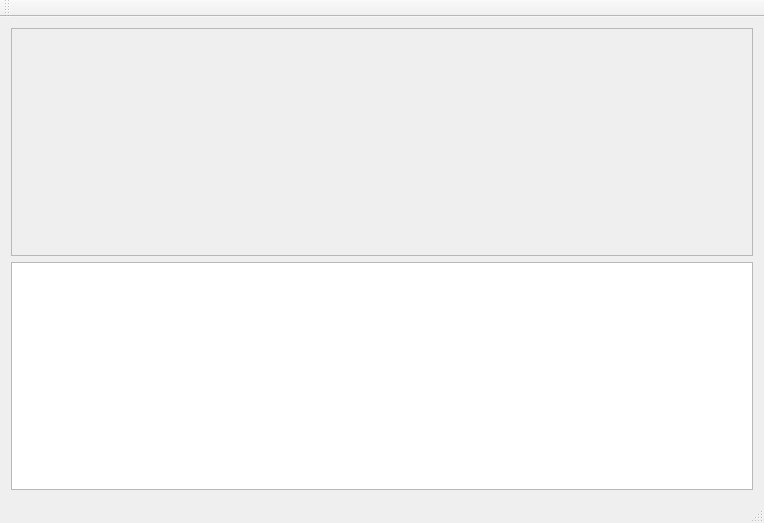
The window that mainwindow.ui (sim82/Assetbrowser) describes before a commit, drawn with Qt 5.
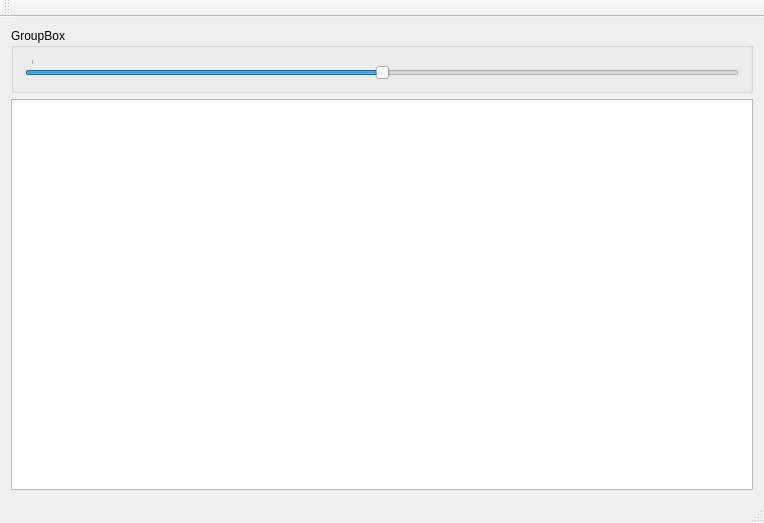
The same window after the commit.

The edit to the form file:
```diff
--- a/mainwindow.ui
+++ b/mainwindow.ui
@@ -15,35 +15,49 @@
   </property>
   <widget class="QWidget" name="centralWidget">
    <layout class="QGridLayout" name="gridLayout">
+    <item row="1" column="0">
+     <widget class="QListView" name="listView"/>
+    </item>
     <item row="0" column="0">
-     <widget class="QScrollArea" name="scrollArea">
-      <property name="enabled">
-       <bool>true</bool>
+     <widget class="QGroupBox" name="groupBox">
+      <property name="title">
+       <string>GroupBox</string>
       </property>
-      <property name="widgetResizable">
-       <bool>true</bool>
-      </property>
-      <widget class="QWidget" name="scrollAreaWidgetContents">
-       <property name="geometry">
-        <rect>
-         <x>0</x>
-         <y>0</y>
-         <width>744</width>
-         <height>219</height>
-        </rect>
-       </property>
-       <property name="acceptDrops">
-        <bool>false</bool>
-       </property>
-       <property name="autoFillBackground">
-        <bool>true</bool>
-       </property>
-      </widget>
+      <layout class="QHBoxLayout" name="horizontalLayout">
+       <item>
+        <widget class="QSlider" name="horizontalSlider">
+         <property name="minimum">
+          <number>1</number>
+         </property>
+         <property name="maximum">
+          <number>15</number>
+         </property>
+         <property name="singleStep">
+          <number>1</number>
+         </property>
+         <property name="pageStep">
+          <number>4</number>
+         </property>
+         <property name="value">
+          <number>8</number>
+         </property>
+         <property name="orientation">
+          <enum>Qt::Horizontal</enum>
+         </property>
+         <property name="invertedAppearance">
+          <bool>false</bool>
+         </property>
+         <property name="tickPosition">
+          <enum>QSlider::TicksAbove</enum>
+         </property>
+         <property name="tickInterval">
+          <number>16</number>
+         </property>
+        </widget>
+       </item>
+      </layout>
      </widget>
     </item>
-    <item row="1" column="0">
-     <widget class="QListWidget" name="listWidget"/>
-    </item>
    </layout>
   </widget>
   <widget class="QMenuBar" name="menuBar">
```
